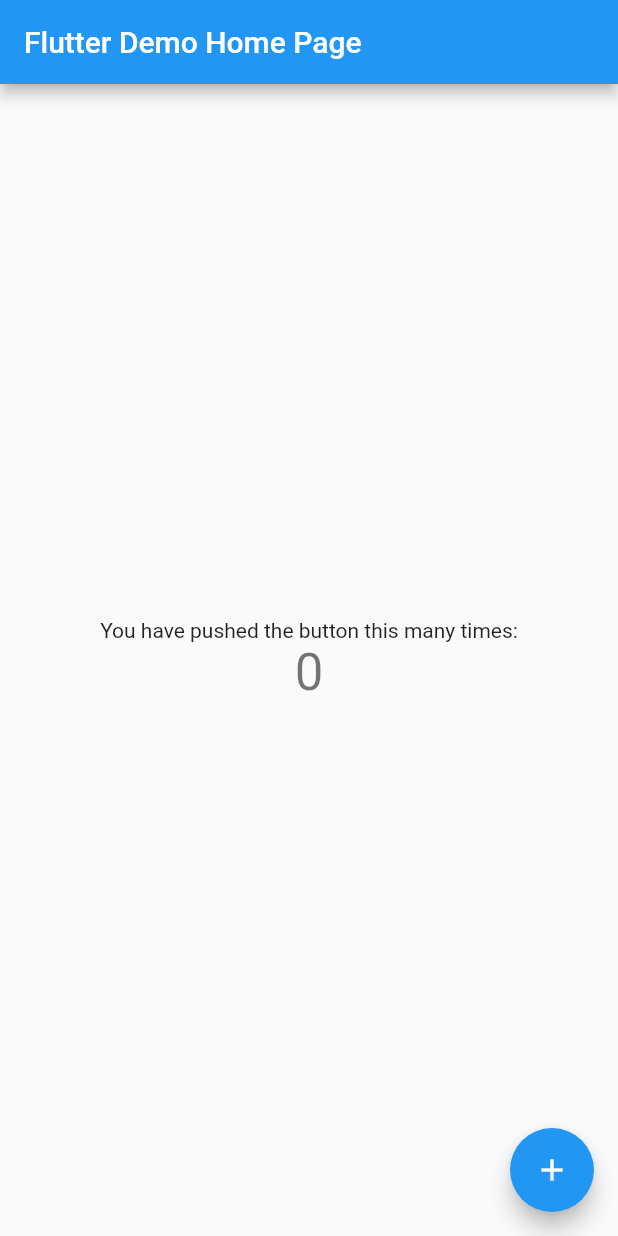
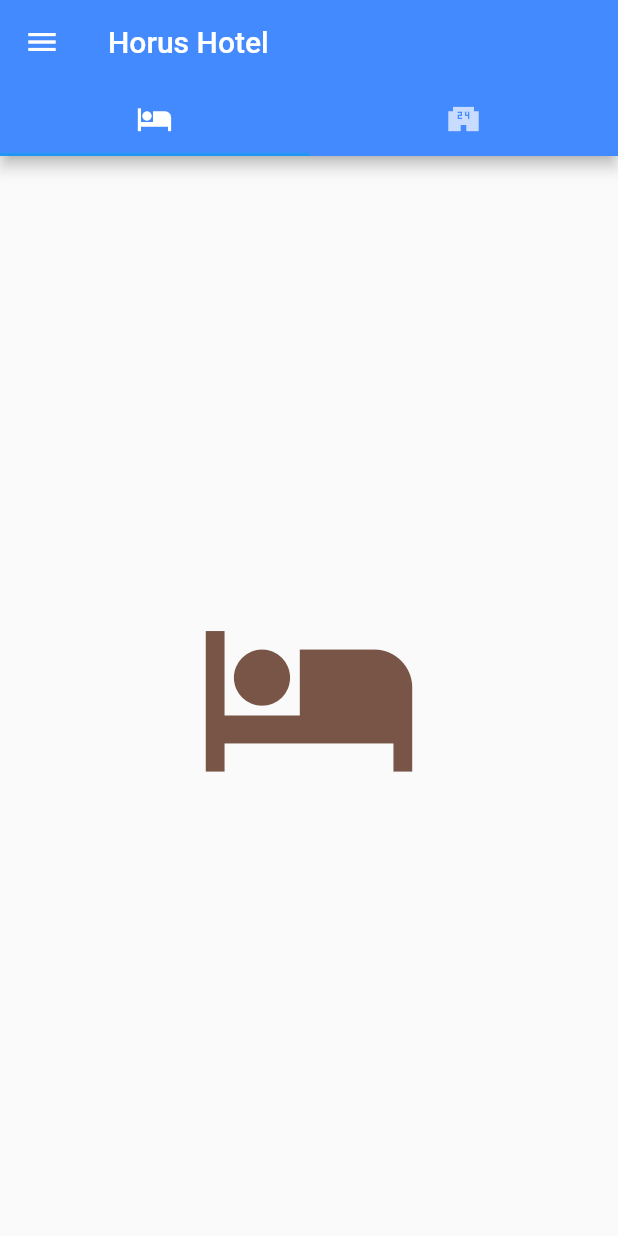
Before and after one commit to Dsantiagomj/Horus-Hotel, a Flutter app: the screen it shows after launch, on a phone screen of 412 x 824 dp. Run offline on Flutter 3.47's test engine with Material 2 defaults, Android fonts, the phone set to English and light mode, and no system bars.

Commit message:
Home page created with drawer and tabBar

```diff
--- a/lib/main.dart
+++ b/lib/main.dart
@@ -1,109 +1,8 @@
 import 'package:flutter/material.dart';
+import './pages/home_page.dart';
 
-void main() => runApp(new MyApp());
-
-class MyApp extends StatelessWidget {
-  // This widget is the root of your application.
-  @override
-  Widget build(BuildContext context) {
-    return new MaterialApp(
-      title: 'Flutter Demo',
-      theme: new ThemeData(
-        // This is the theme of your application.
-        //
-        // Try running your application with "flutter run". You'll see the
-        // application has a blue toolbar. Then, without quitting the app, try
-        // changing the primarySwatch below to Colors.green and then invoke
-        // "hot reload" (press "r" in the console where you ran "flutter run",
-        // or press Run > Flutter Hot Reload in IntelliJ). Notice that the
-        // counter didn't reset back to zero; the application is not restarted.
-        primarySwatch: Colors.blue,
-      ),
-      home: new MyHomePage(title: 'Flutter Demo Home Page'),
-    );
-  }
+void main(){
+  runApp(new MaterialApp(
+    home: HomePage(),
+  ));
 }
-
-class MyHomePage extends StatefulWidget {
-  MyHomePage({Key key, this.title}) : super(key: key);
-
-  // This widget is the home page of your application. It is stateful, meaning
-  // that it has a State object (defined below) that contains fields that affect
-  // how it looks.
-
-  // This class is the configuration for the state. It holds the values (in this
-  // case the title) provided by the parent (in this case the App widget) and
-  // used by the build method of the State. Fields in a Widget subclass are
-  // always marked "final".
-
-  final String title;
-
-  @override
-  _MyHomePageState createState() => new _MyHomePageState();
-}
-
-class _MyHomePageState extends State<MyHomePage> {
-  int _counter = 0;
-
-  void _incrementCounter() {
-    setState(() {
-      // This call to setState tells the Flutter framework that something has
-      // changed in this State, which causes it to rerun the build method below
-      // so that the display can reflect the updated values. If we changed
-      // _counter without calling setState(), then the build method would not be
-      // called again, and so nothing would appear to happen.
-      _counter++;
-    });
-  }
-
-  @override
-  Widget build(BuildContext context) {
-    // This method is rerun every time setState is called, for instance as done
-    // by the _incrementCounter method above.
-    //
-    // The Flutter framework has been optimized to make rerunning build methods
-    // fast, so that you can just rebuild anything that needs updating rather
-    // than having to individually change instances of widgets.
-    return new Scaffold(
-      appBar: new AppBar(
-        // Here we take the value from the MyHomePage object that was created by
-        // the App.build method, and use it to set our appbar title.
-        title: new Text(widget.title),
-      ),
-      body: new Center(
-        // Center is a layout widget. It takes a single child and positions it
-        // in the middle of the parent.
-        child: new Column(
-          // Column is also layout widget. It takes a list of children and
-          // arranges them vertically. By default, it sizes itself to fit its
-          // children horizontally, and tries to be as tall as its parent.
-          //
-          // Invoke "debug paint" (press "p" in the console where you ran
-          // "flutter run", or select "Toggle Debug Paint" from the Flutter tool
-          // window in IntelliJ) to see the wireframe for each widget.
-          //
-          // Column has various properties to control how it sizes itself and
-          // how it positions its children. Here we use mainAxisAlignment to
-          // center the children vertically; the main axis here is the vertical
-          // axis because Columns are vertical (the cross axis would be
-          // horizontal).
-          mainAxisAlignment: MainAxisAlignment.center,
-          children: <Widget>[
-            new Text(
-              'You have pushed the button this many times:',
-            ),
-            new Text(
-              '$_counter',
-              style: Theme.of(context).textTheme.display1,
-            ),
-          ],
-        ),
-      ),
-      floatingActionButton: new FloatingActionButton(
-        onPressed: _incrementCounter,
-        tooltip: 'Increment',
-        child: new Icon(Icons.add),
-      ), // This trailing comma makes auto-formatting nicer for build methods.
-    );
-  }
-}
--- /dev/null
+++ b/lib/pages/HotelPage.dart
@@ -0,0 +1,12 @@
+import 'package:flutter/material.dart';
+
+class  Hotel extends StatelessWidget {
+  @override
+  Widget build(BuildContext context) {
+    return Container(
+      child: new Center(
+        child: new Icon(Icons.local_convenience_store, size: 150.0, color: Colors.brown),
+      ),
+    );
+  }
+}
--- /dev/null
+++ b/lib/pages/RoomsPage.dart
@@ -0,0 +1,12 @@
+import 'package:flutter/material.dart';
+
+class  Rooms extends StatelessWidget {
+  @override
+  Widget build(BuildContext context) {
+    return Container(
+      child: new Center(
+        child: new Icon(Icons.local_hotel, size: 150.0, color: Colors.brown),
+      ),
+    );
+  }
+}
--- /dev/null
+++ b/lib/pages/home_page.dart
@@ -0,0 +1,87 @@
+import 'package:flutter/material.dart';
+import './RoomsPage.dart' as first;
+import './HotelPage.dart' as second;
+class HomePage extends StatefulWidget{
+  HomePageState createState()=>  HomePageState();
+}
+
+
+class HomePageState extends State<HomePage> with SingleTickerProviderStateMixin{
+  TabController controller;
+  @override
+  void initState(){
+    super.initState();
+    controller = new TabController(vsync: this, length: 2);
+  }
+  @override
+    void dispose() {
+      controller.dispose();
+      super.dispose();
+    }
+  @override
+  Widget build(BuildContext context){
+    return Scaffold(
+      appBar: new AppBar(
+        title: new Text("Horus Hotel"),
+        backgroundColor: Colors.blueAccent,
+        bottom: new TabBar(
+          controller: controller,
+          tabs: <Tab>[
+            new Tab(icon: new Icon(Icons.local_hotel)),
+            new Tab(icon: new Icon(Icons.local_convenience_store))
+          ],
+        ),
+      ),
+      drawer:new Drawer(
+        child: new ListView(
+          children: <Widget>[
+            new UserAccountsDrawerHeader(
+              accountName: new Text("Gustavo Morales"),
+              accountEmail: new Text("gmoralesc@gmail.com"),
+              currentAccountPicture: new GestureDetector(
+                child: new CircleAvatar(
+                  backgroundImage: new NetworkImage("https://avatars0.githubusercontent.com/u/760122?s=400&v=4"),
+                ),
+              ),
+              decoration: new BoxDecoration(
+                image: new DecorationImage(
+                  fit: BoxFit.fill,
+                  image: new NetworkImage("https://vignette.wikia.nocookie.net/steamtradingcards/images/c/c0/Waveform_Background_Earth_Horizon.jpg/revision/latest/scale-to-width-down/640?cb=20150404025954")
+                )
+              ),
+            ),
+            new ListTile(
+              title: new Text("First Page"),
+              trailing: new Icon(Icons.arrow_upward),
+              onTap: () {
+                Navigator.of(context).pop();
+              }
+            ),
+            new ListTile(
+              title: new Text("Second Page"),
+              trailing: new Icon(Icons.arrow_downward),
+              onTap: () {
+                Navigator.of(context).pop();
+              }
+            ),
+            new Divider(),
+            new ListTile(
+              title: new Text("Close"),
+              trailing: new Icon(Icons.close),
+              onTap:(){
+                Navigator.of(context).pop();
+              }
+            )
+          ],
+        ),
+      ) ,
+      body: new TabBarView(
+        controller: controller,
+        children: <Widget>[
+          new first.Rooms(),
+          new second.Hotel()
+        ],
+      )
+    );
+  }
+}
--- /dev/null
+++ b/lib/pages/login_page.dart
@@ -0,0 +1 @@
+import 'package:flutter/material.dart';
```
